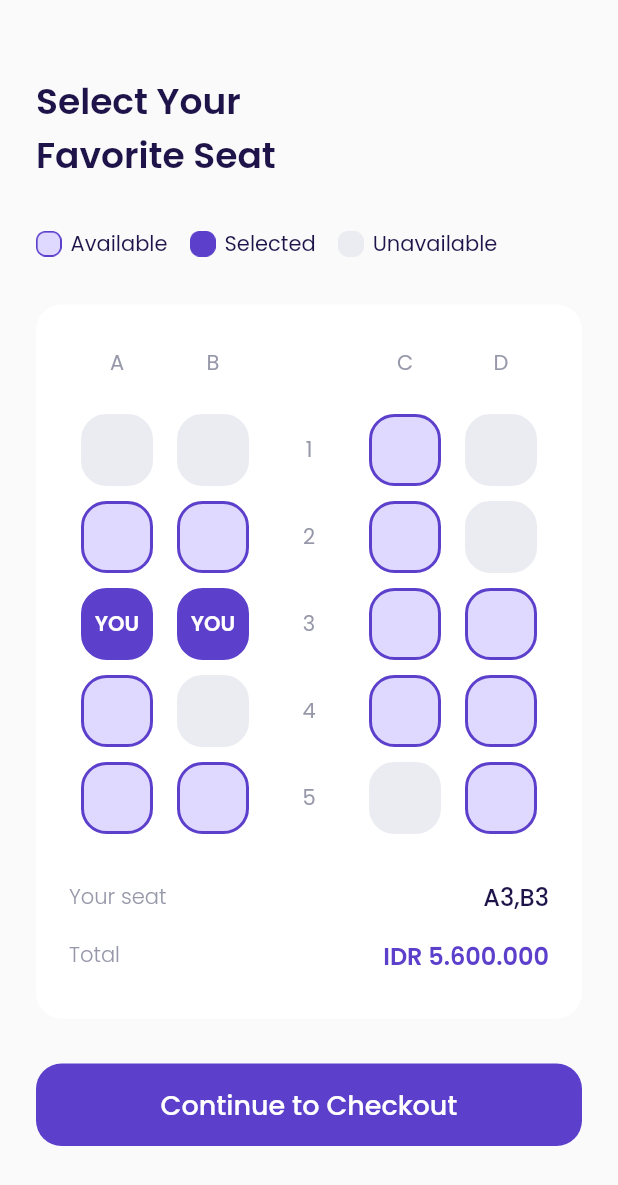
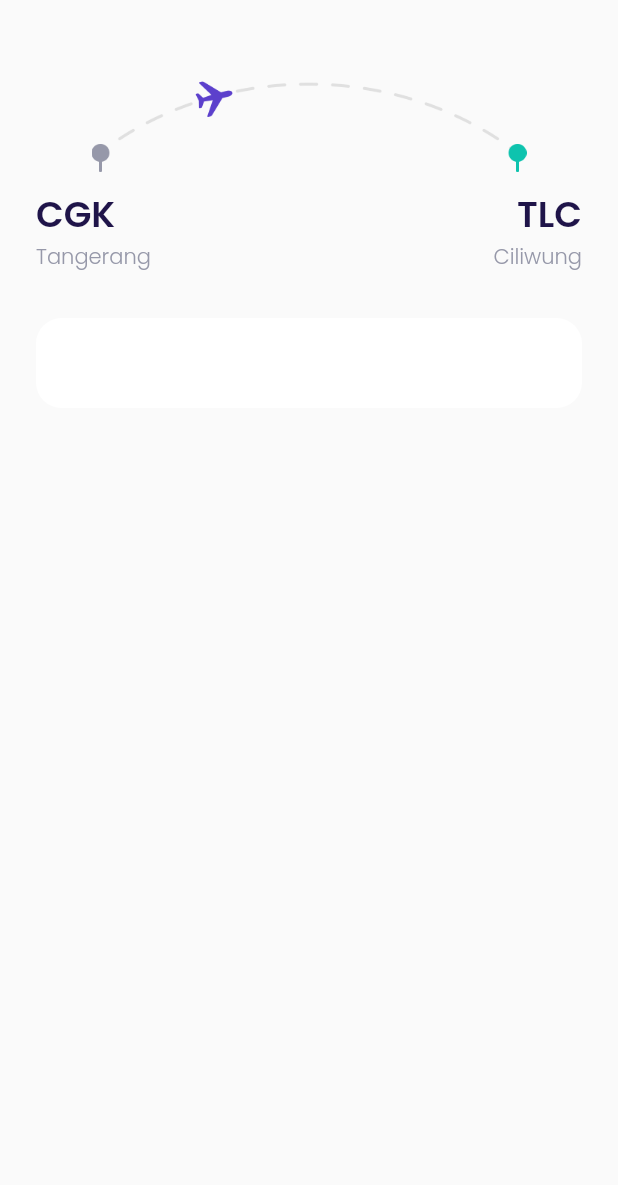
Before and after one commit to al-chakim/FlyPlane, a Flutter app: the SeatPage screen opened directly, after a tap on "Continue to Checkout", on a phone screen of 412 x 824 dp. Shown: the top 1185 px of the screen. Run offline on Flutter 3.47's test engine with Material 2 defaults, Android fonts, the phone set to English and light mode, and no system bars; our stand-ins replace google_fonts.

Commit message:
check out page

```diff
--- /dev/null
+++ b/plane/lib/ui/pages/chekout_page.dart
@@ -0,0 +1,99 @@
+import 'package:flutter/material.dart';
+import 'package:plane/shared/theme.dart';
+
+class CheckOut extends StatelessWidget {
+  const CheckOut({ Key? key }) : super(key: key);
+
+  @override
+
+  Widget route(){
+    return Container(
+      margin: EdgeInsets.only(top: 50),
+      child: Column(
+        children: [
+          Container(
+            height: 65,
+            width: 290,
+            margin: EdgeInsets.only(bottom: 10),
+            decoration: BoxDecoration(
+              image: DecorationImage(
+                image: AssetImage(
+                  'assets/rute.png'
+                )
+              )
+            ),
+          ),
+          Row(
+            mainAxisAlignment: MainAxisAlignment.spaceBetween,
+            children: [
+              Column(
+                crossAxisAlignment: CrossAxisAlignment.start,
+                children: [
+                  Text(
+                    'CGK',
+                    style: blackTextStyle.copyWith(
+                      fontWeight: semibold,
+                      fontSize: 24
+                    ),
+                  ),
+                  Text(
+                    'Tangerang',
+                    style: greyTextStyle.copyWith(
+                      fontWeight: light,
+                    ),
+                  )
+                ],
+              ),
+              Column(
+                crossAxisAlignment: CrossAxisAlignment.end,
+                children: [
+                  Text(
+                    'TLC',
+                    style: blackTextStyle.copyWith(
+                      fontWeight: semibold,
+                      fontSize: 24
+                    ),
+                  ),
+                  Text(
+                    'Ciliwung',
+                    style: greyTextStyle.copyWith(
+                      fontWeight: light,
+                    ),
+                  )
+                ],
+              )
+            ],
+          )
+        ],
+      ),
+    );
+  }
+
+  Widget booking(){
+    return Container(
+      margin: EdgeInsets.only(top: 30),
+      padding: EdgeInsets.symmetric(
+        horizontal: 20,
+        vertical: 30
+      ),
+      decoration: BoxDecoration(
+        color: putih,
+        borderRadius: BorderRadius.circular(defaultRadius)
+      ),
+    );
+  }
+
+  Widget build(BuildContext context) {
+    return Scaffold(
+      body: ListView(
+        padding: EdgeInsets.symmetric(
+          horizontal: defaultMargin
+        ),
+        children: [
+          route(),
+          booking(),
+        ],
+      ),
+    );
+  }
+}
--- a/plane/lib/ui/pages/seat_page.dart
+++ b/plane/lib/ui/pages/seat_page.dart
@@ -1,3 +1,5 @@
+
+import 'package:plane/ui/pages/chekout_page.dart';
 import 'package:plane/ui/widgets/custom_button.dart';
 import 'package:plane/ui/widgets/seat_item.dart';
 
@@ -334,15 +336,9 @@ class SeatPage extends StatelessWidget {
     );
   }
 
-  Widget button(){
-    return CustomButton(
-      title: 'Continue to Checkout',
-      onPressed: (){},
-      margin: EdgeInsets.only(
-        top: 30, bottom: 40
-      ),
-    );
-  }
+  // Widget button(){
+  //   return
+  // }
 
   Widget build(BuildContext context) {
     return Scaffold(
@@ -355,7 +351,20 @@ class SeatPage extends StatelessWidget {
           title(),
           seatStatus(),
           selectSeat(),
-          button()
+          //button()
+          CustomButton(
+            title: 'Continue to Checkout',
+            onPressed: (){
+              Navigator.push(
+                context, MaterialPageRoute(
+                  builder: (context) => CheckOut()
+                )
+              );
+            },
+            margin: EdgeInsets.only(
+              top: 30, bottom: 40
+            ),
+          )
         ],
       ),
     );
```
Also changed, not shown: plane/assets/rute.png (added).
